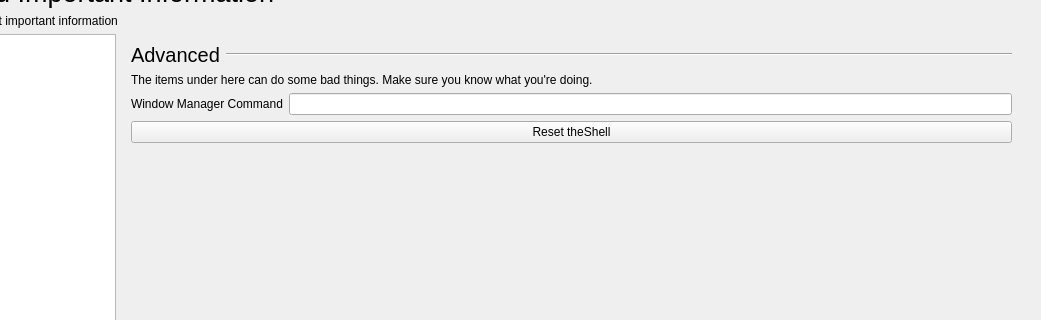
This is shell/infopanedropdown.ui in vicr123/theshell as Qt 5 draws it before an edit; both pictures show x 160 to 1201 and y 118 to 438 of the 1201 by 835 pixel window. The edited form follows.
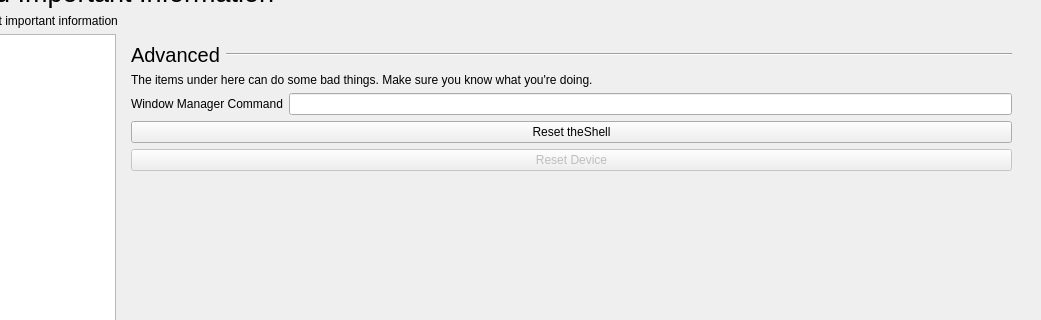
This is the edited form. The open tabs and pages were chosen to show the change. Icons and pictures are not drawn. Custom widgets are drawn as their Qt base class.

The edit to the form file:
```diff
--- a/shell/infopanedropdown.ui
+++ b/shell/infopanedropdown.ui
@@ -4796,7 +4796,7 @@
            </widget>
            <widget class="QWidget" name="DangerSettings">
             <layout class="QGridLayout" name="gridLayout_5">
-             <item row="5" column="0">
+             <item row="6" column="0">
               <spacer name="verticalSpacer_12">
                <property name="orientation">
                 <enum>Qt::Vertical</enum>
@@ -4886,6 +4886,19 @@
                </property>
               </widget>
              </item>
+             <item row="5" column="0" colspan="2">
+              <widget class="QPushButton" name="resetDeviceButton">
+               <property name="enabled">
+                <bool>false</bool>
+               </property>
+               <property name="text">
+                <string>Reset Device</string>
+               </property>
+               <property name="icon">
+                <iconset theme="view-refresh"/>
+               </property>
+              </widget>
+             </item>
             </layout>
            </widget>
            <widget class="QWidget" name="AboutSettings">
```
Left out of the diff: 13 changed lines with no effect on the pictures.
